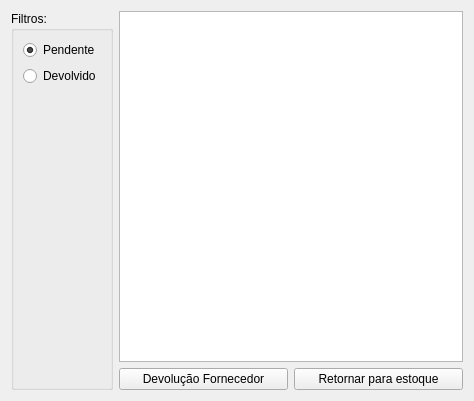
First picture: the form in ui/widgetcompradevolucao.ui, repository darktorres/ERP-STACCATO, before the edit.
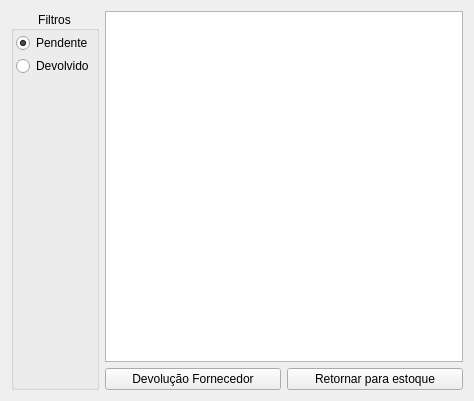
Second picture: the form after the edit. Custom widgets are drawn as their Qt base class.

The edit to the form file:
```diff
--- a/ui/widgetcompradevolucao.ui
+++ b/ui/widgetcompradevolucao.ui
@@ -64,10 +64,28 @@
         </sizepolicy>
        </property>
        <property name="title">
-        <string>Filtros:</string>
+        <string>Filtros</string>
        </property>
-       <layout class="QGridLayout" name="gridLayout_35">
-        <item row="0" column="0">
+       <property name="alignment">
+        <set>Qt::AlignCenter</set>
+       </property>
+       <layout class="QVBoxLayout" name="verticalLayout">
+        <property name="spacing">
+         <number>3</number>
+        </property>
+        <property name="leftMargin">
+         <number>2</number>
+        </property>
+        <property name="topMargin">
+         <number>2</number>
+        </property>
+        <property name="rightMargin">
+         <number>2</number>
+        </property>
+        <property name="bottomMargin">
+         <number>2</number>
+        </property>
+        <item>
          <widget class="QRadioButton" name="radioButtonFiltroPendente">
           <property name="enabled">
            <bool>true</bool>
@@ -80,7 +98,7 @@
           </property>
          </widget>
         </item>
-        <item row="1" column="0">
+        <item>
          <widget class="QRadioButton" name="radioButtonFiltroDevolvido">
           <property name="enabled">
            <bool>true</bool>
@@ -93,15 +111,15 @@
           </property>
          </widget>
         </item>
-        <item row="2" column="0">
+        <item>
          <spacer name="verticalSpacer_6">
           <property name="orientation">
            <enum>Qt::Vertical</enum>
           </property>
           <property name="sizeHint" stdset="0">
            <size>
-            <width>20</width>
-            <height>290</height>
+            <width>0</width>
+            <height>0</height>
            </size>
           </property>
          </spacer>
```
